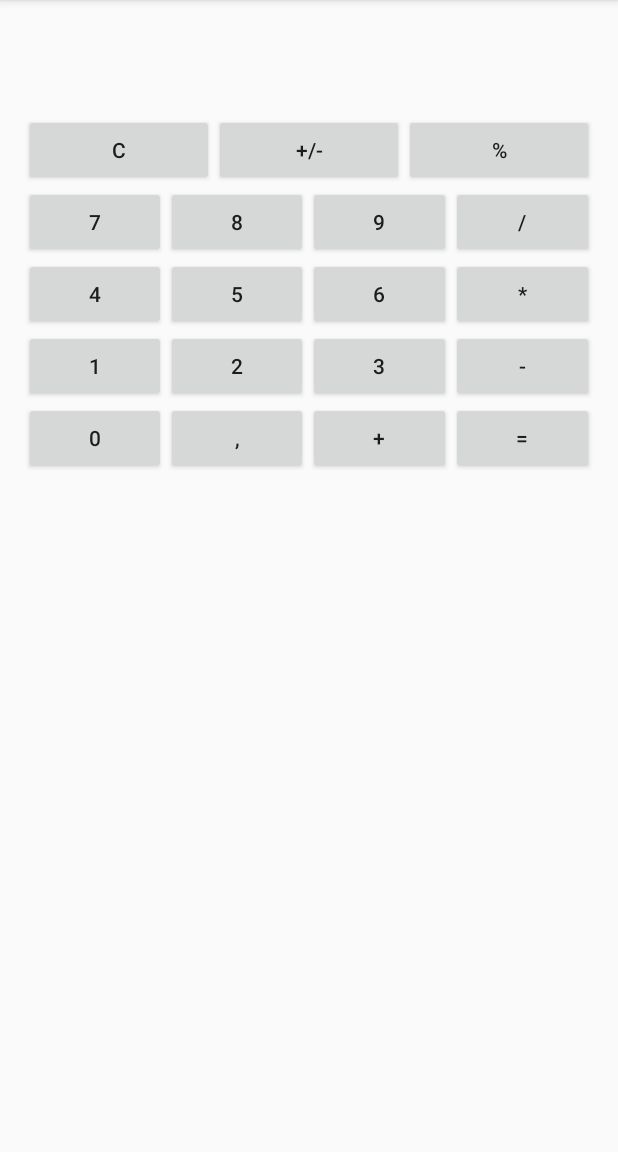
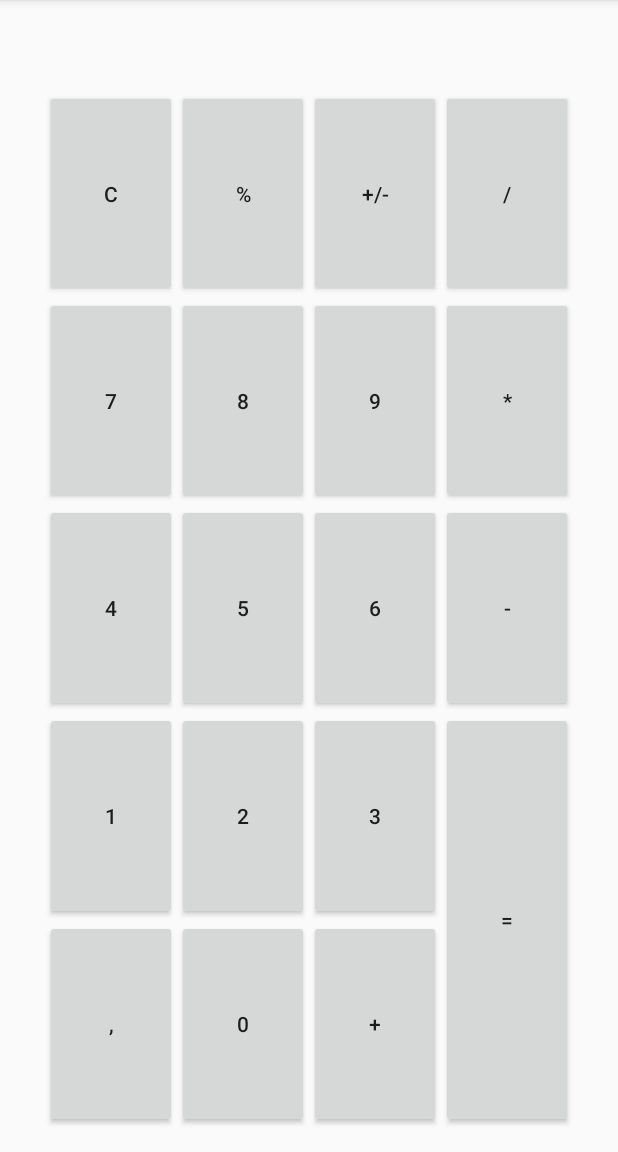
Before and after one commit to sssemion/calculator, an Android app: the screen it shows after launch (MainActivity), on a phone screen of 412 x 824 dp, the part 84-1236 px from its top. Run offline under Robolectric (Android 15) with nearby library versions, the phone set to English and light mode, and no system bars.

Commit message:
working calculator. While you try to watch in android studio it is OK but when you try to start it on your device...

```diff
--- a/app/build.gradle
+++ b/app/build.gradle
@@ -31,4 +31,5 @@ dependencies {
     testImplementation 'junit:junit:4.12'
     androidTestImplementation 'androidx.test.ext:junit:1.1.1'
     androidTestImplementation 'androidx.test.espresso:espresso-core:3.2.0'
+    implementation 'androidx.gridlayout:gridlayout:1.0.0'
 }
--- a/app/src/main/res/layout/activity_main.xml
+++ b/app/src/main/res/layout/activity_main.xml
@@ -38,170 +38,163 @@
         <TextView
             android:id="@+id/numberField"
             android:layout_width="match_parent"
-            android:layout_height="wrap_content"/>
+            android:layout_height="wrap_content" />
 
-        <LinearLayout
-            android:layout_width="match_parent"
-            android:layout_height="wrap_content"
-            android:layout_marginTop="16dp"
-            android:orientation="horizontal">
+        <androidx.gridlayout.widget.GridLayout
+            android:layout_width="wrap_content"
+            android:layout_height="match_parent"
+            android:layout_gravity="center"
+            android:layout_alignParentTop="true"
+            android:layout_alignParentStart="true"
+            app:columnCount="4"
+            app:orientation="horizontal">
 
             <Button
-                android:layout_width="wrap_content"
-                android:layout_height="wrap_content"
-                android:layout_weight="1"
                 android:onClick="onClearClick"
-                android:text="C" />
+                android:text="C"
+
+                app:layout_columnSpan="1"
+                app:layout_columnWeight="1"
+                app:layout_gravity="fill"
+                app:layout_rowWeight="1" />
 
             <Button
-                android:layout_width="wrap_content"
-                android:layout_height="wrap_content"
-                android:layout_weight="1"
-                android:onClick="onSignClick"
-                android:text="+/-" />
+                android:onClick="onOperationClick"
+                android:text="%"
+
+                app:layout_columnWeight="1"
+                app:layout_gravity="fill"
+                app:layout_rowWeight="1" />
 
             <Button
-                android:layout_width="wrap_content"
-                android:layout_height="wrap_content"
-                android:layout_weight="1"
-                android:onClick="onOperationClick"
-                android:text="%" />
-        </LinearLayout>
-
-        <LinearLayout
-            android:layout_width="match_parent"
-            android:layout_height="wrap_content">
+                android:onClick="onSignClick"
+                android:text="+/-"
+                app:layout_columnWeight="1"
+                app:layout_rowWeight="1" />
 
             <Button
-                android:layout_width="0dp"
-                android:layout_height="wrap_content"
-                android:layout_weight="1"
                 android:onClick="onNumberClick"
-                android:text="7" />
+                android:text="7"
+                app:layout_column="0"
+                app:layout_columnWeight="1"
+                app:layout_gravity="fill"
+                app:layout_rowWeight="1" />
 
             <Button
-                android:layout_width="0dp"
-                android:layout_height="wrap_content"
-                android:layout_weight="1"
                 android:onClick="onNumberClick"
-                android:text="8" />
+                android:text="8"
+                app:layout_columnWeight="1"
+                app:layout_gravity="fill"
+                app:layout_rowWeight="1" />
 
             <Button
-                android:layout_width="0dp"
-                android:layout_height="wrap_content"
-                android:layout_weight="1"
                 android:onClick="onNumberClick"
-                android:text="9" />
+                android:text="9"
+                app:layout_columnWeight="1"
+                app:layout_gravity="fill"
+                app:layout_rowWeight="1" />
 
             <Button
-                android:layout_width="0dp"
-                android:layout_height="wrap_content"
-                android:layout_weight="1"
                 android:onClick="onOperationClick"
-                android:text="/" />
-
-        </LinearLayout>
-
-        <LinearLayout
-            android:layout_width="match_parent"
-            android:layout_height="wrap_content">
+                android:text="/"
+                app:layout_column="3"
+                app:layout_columnWeight="1"
+                app:layout_gravity="fill"
+                app:layout_row="0"
+                app:layout_rowWeight="1" />
 
             <Button
-                android:layout_width="0dp"
-                android:layout_height="wrap_content"
-                android:layout_weight="1"
                 android:onClick="onNumberClick"
-                android:text="4" />
+                android:text="4"
+                app:layout_column="0"
+                app:layout_columnWeight="1"
+                app:layout_gravity="fill"
+                app:layout_rowWeight="1" />
 
             <Button
-                android:layout_width="0dp"
-                android:layout_height="wrap_content"
-                android:layout_weight="1"
                 android:onClick="onNumberClick"
-                android:text="5" />
+                android:text="5"
+                app:layout_columnWeight="1"
+                app:layout_gravity="fill"
+                app:layout_rowWeight="1" />
 
             <Button
-                android:layout_width="0dp"
-                android:layout_height="wrap_content"
-                android:layout_weight="1"
                 android:onClick="onNumberClick"
-                android:text="6" />
+                android:text="6"
+                app:layout_columnWeight="1"
+                app:layout_gravity="fill"
+                app:layout_rowWeight="1" />
 
             <Button
-                android:layout_width="0dp"
-                android:layout_height="wrap_content"
-                android:layout_weight="1"
                 android:onClick="onOperationClick"
-                android:text="*" />
-
-        </LinearLayout>
-
-        <LinearLayout
-            android:layout_width="match_parent"
-            android:layout_height="wrap_content">
+                android:text="*"
+                app:layout_columnWeight="1"
+                app:layout_gravity="fill"
+                app:layout_row="1"
+                app:layout_rowWeight="1" />
 
             <Button
-                android:layout_width="0dp"
-                android:layout_height="wrap_content"
-                android:layout_weight="1"
                 android:onClick="onNumberClick"
-                android:text="1" />
+                android:text="1"
+                app:layout_column="0"
+                app:layout_columnWeight="1"
+                app:layout_gravity="fill"
+                app:layout_rowWeight="1" />
 
             <Button
-                android:layout_width="0dp"
-                android:layout_height="wrap_content"
-                android:layout_weight="1"
                 android:onClick="onNumberClick"
-                android:text="2" />
+                android:text="2"
+                app:layout_columnWeight="1"
+                app:layout_gravity="fill"
+                app:layout_rowWeight="1" />
 
             <Button
-                android:layout_width="0dp"
-                android:layout_height="wrap_content"
-                android:layout_weight="1"
                 android:onClick="onNumberClick"
-                android:text="3" />
+                android:text="3"
+                app:layout_columnWeight="1"
+                app:layout_gravity="fill"
+                app:layout_rowWeight="1" />
 
             <Button
-                android:layout_width="0dp"
-                android:layout_height="wrap_content"
-                android:layout_weight="1"
                 android:onClick="onOperationClick"
-                android:text="-" />
-        </LinearLayout>
-
-        <LinearLayout
-            android:layout_width="match_parent"
-            android:layout_height="wrap_content">
+                android:text="-"
+                app:layout_columnWeight="1"
+                app:layout_gravity="fill"
+                app:layout_row="2"
+                app:layout_rowWeight="1" />
 
             <Button
-                android:layout_width="0dp"
-                android:layout_height="wrap_content"
-                android:layout_weight="1"
                 android:onClick="onNumberClick"
-                android:text="0" />
+                android:text=","
+                app:layout_column="0"
+                app:layout_columnWeight="1"
+                app:layout_gravity="fill"
+                app:layout_rowWeight="1" />
 
             <Button
-                android:layout_width="0dp"
-                android:layout_height="wrap_content"
-                android:layout_weight="1"
                 android:onClick="onNumberClick"
-                android:text="," />
+                android:text="0"
+                app:layout_columnWeight="1"
+                app:layout_gravity="fill"
+                app:layout_rowWeight="1" />
 
             <Button
-                android:layout_width="0dp"
-                android:layout_height="wrap_content"
-                android:layout_weight="1"
                 android:onClick="onOperationClick"
-                android:text="+" />
+                android:text="+"
+                app:layout_columnWeight="1"
+                app:layout_gravity="fill"
+                app:layout_rowWeight="1" />
 
             <Button
-                android:layout_width="0dp"
-                android:layout_height="wrap_content"
-                android:layout_weight="1"
                 android:onClick="onOperationClick"
-                android:text="=" />
+                android:text="="
+                app:layout_columnWeight="1"
+                app:layout_gravity="fill"
+                app:layout_row="3"
+                app:layout_rowSpan="2"
+                app:layout_rowWeight="1" />
 
-        </LinearLayout>
+        </androidx.gridlayout.widget.GridLayout>
 
     </LinearLayout>
 
```
